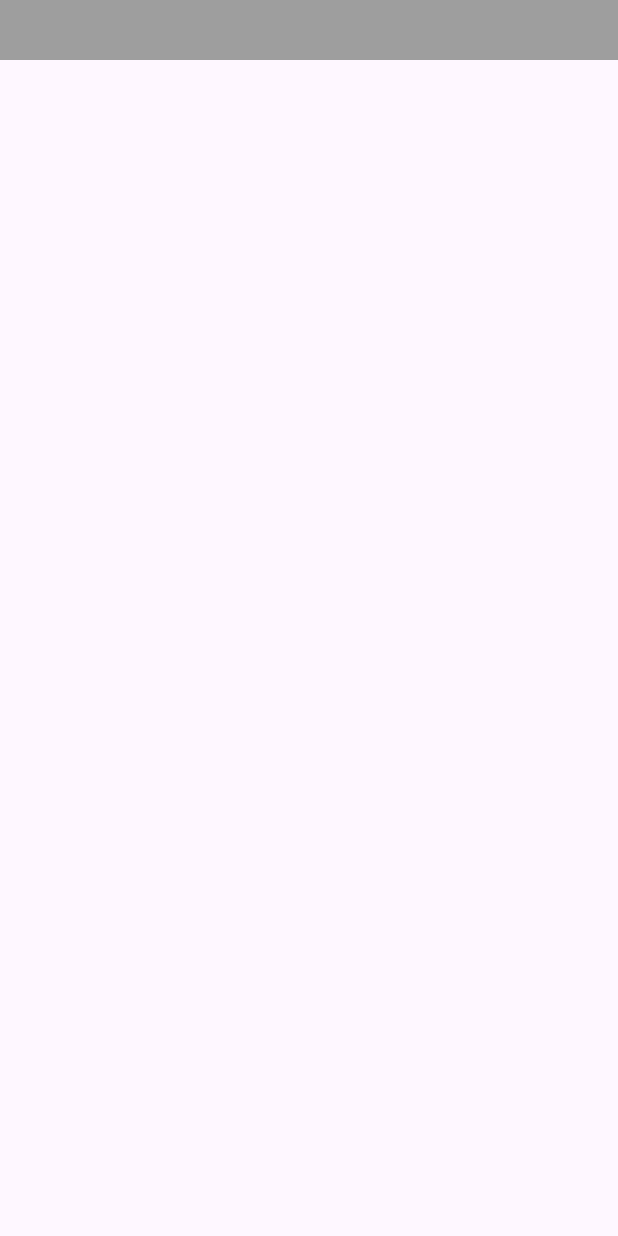
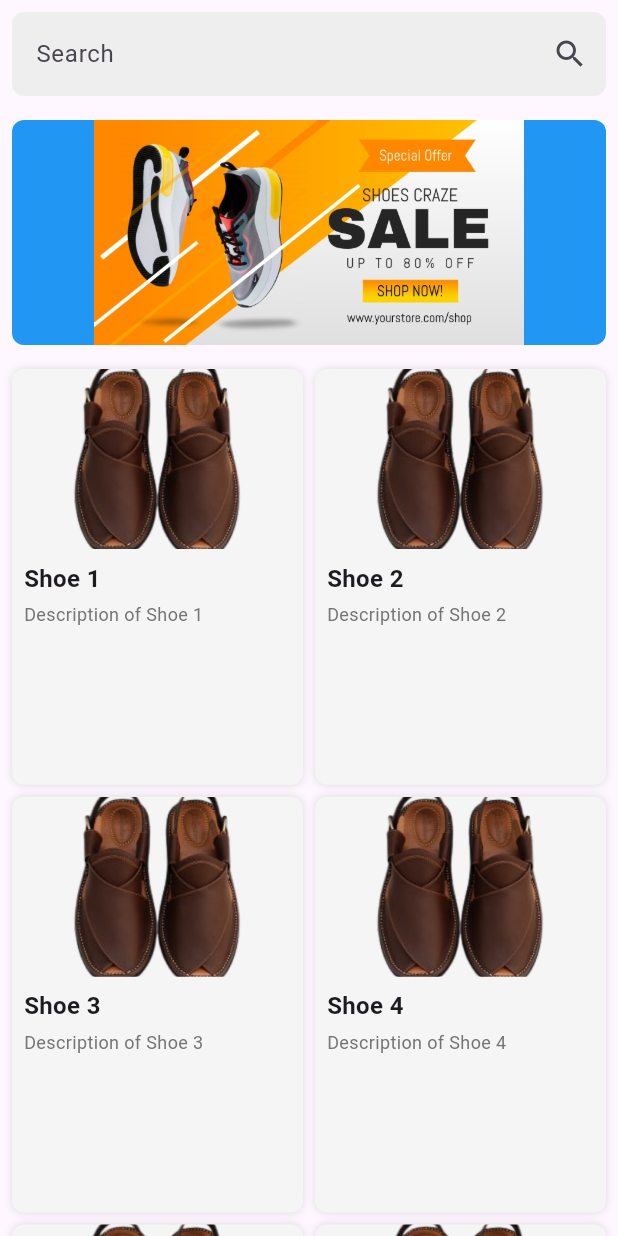
Before and after one commit to Brinda777/walkwise, a Flutter app: the MyHomePage screen opened directly, on a phone screen of 412 x 824 dp. Run offline on Flutter 3.47's test engine with Material 3 defaults, Android fonts, the phone set to English and light mode, and no system bars; our stand-ins replace cached_network_image.

Commit message:
Updated the screens, commit

```diff
--- a/lib/core/utils/asset_provider.dart
+++ b/lib/core/utils/asset_provider.dart
@@ -1,31 +1,13 @@
+import 'package:flutter/material.dart';
+
 import '../constants/constant_path.dart';
 
 class _AssetsImagesGen {
   const _AssetsImagesGen();
 
   String get Logo => '$kImagesPath/Logo.png';
-  String get WalkThrough1 => '$kImagesPath/WalkThrough1.png';
-  String get WalkThrough2 => '$kImagesPath/WalkThrough2.png';
-  String get Product => '$kImagesPath/product.jpeg';
-  String get Baby => '$kImagesPath/baby.png';
-  String get Cosmetics => '$kImagesPath/cosmetics.png';
-  String get MenGromming => '$kImagesPath/men_grooming.png';
-  String get Men => '$kImagesPath/men.png';
-  String get Woman => '$kImagesPath/woman.png';
-  String get Accessory => '$kImagesPath/accessory.png';
-  String get MensApperal => '$kImagesPath/men.jpeg';
-  String get MensGrooming => '$kImagesPath/menproducts.jpeg';
-  String get MensShoe => '$kImagesPath/mensho.jpg';
-  String get MensAccessory => '$kImagesPath/mensAccessories.jpg';
-  String get WomensApperal => '$kImagesPath/women.jpeg';
-  String get WomensAccrssory => '$kImagesPath/women_accoriees.jpeg';
-  String get WomensGrooming => '$kImagesPath/womenproduct.jpeg';
-  String get WomensTraditional => '$kImagesPath/langas.jpg';
-  String get WomensShoe => '$kImagesPath/womenshoe.jpg';
-  String get KidsApperal => '$kImagesPath/kids.jpeg';
-  String get kidsAccrssory => '$kImagesPath/kids_accessoey.jpg';
-  String get kidsToys => '$kImagesPath/toys.jpg';
-  String get kidsShoe => '$kImagesPath/kidsshoe.jpg';
+  String get Shoe => '$kImagesPath/shoe.png';
+  String get Banner => '$kImagesPath/banner.png';
 }
 
 class _AssetsSvgImagesGen {
--- a/lib/main.dart
+++ b/lib/main.dart
@@ -1,5 +1,4 @@
 import 'package:flutter/material.dart';
-import 'package:walkwise/screen/login_screen.dart';
 import 'package:walkwise/screen/splash_screen.dart';
 
 void main() {
--- a/lib/screen/homepage.dart
+++ b/lib/screen/homepage.dart
@@ -1,4 +1,6 @@
+import 'package:cached_network_image/cached_network_image.dart';
 import 'package:flutter/material.dart';
+import 'package:walkwise/core/utils/asset_provider.dart';
 
 class MyHomePage extends StatefulWidget {
   const MyHomePage({super.key});
@@ -7,22 +9,132 @@ class MyHomePage extends StatefulWidget {
   State<MyHomePage> createState() => _MyHomePageState();
 }
 
+class _MyHomePageState extends State<MyHomePage> {
+  final List<Map<String, String>> shoes = [
+    {'name': 'Shoe 1', 'description': 'Description of Shoe 1'},
+    {'name': 'Shoe 2', 'description': 'Description of Shoe 2'},
+    {'name': 'Shoe 3', 'description': 'Description of Shoe 3'},
+    {'name': 'Shoe 4', 'description': 'Description of Shoe 4'},
+    {'name': 'Shoe 5', 'description': 'Description of Shoe 5'},
+    {'name': 'Shoe 6', 'description': 'Description of Shoe 6'},
+    {'name': 'Shoe 7', 'description': 'Description of Shoe 7'},
+    {'name': 'Shoe 8', 'description': 'Description of Shoe 8'},
+    {'name': 'Shoe 9', 'description': 'Description of Shoe 9'},
+    {'name': 'Shoe 10', 'description': 'Description of Shoe 10'},
+    {'name': 'Shoe 11', 'description': 'Description of Shoe 11'},
+    {'name': 'Shoe 12', 'description': 'Description of Shoe 12'},
+  ];
 
-class _MyHomePageState extends State<MyHomePage> {
   @override
   Widget build(BuildContext context) {
     return Scaffold(
-      body: SingleChildScrollView(
-        child: SafeArea(
+      body: SafeArea(
+        child: SingleChildScrollView(
           child: Column(
             children: [
+              // Search Bar
+              Padding(
+                padding: const EdgeInsets.all(8.0),
+                child: TextField(
+                  decoration: InputDecoration(
+                    suffixIcon: Icon(Icons.search),
+                    hintText: 'Search',
+                    border: OutlineInputBorder(
+                      borderRadius: BorderRadius.circular(8),
+                      borderSide: BorderSide.none,
+                    ),
+                    filled: true,
+                    fillColor: Colors.grey[200],
+                  ),
+                ),
+              ),
+              // Banner
               Container(
-                color: Colors.grey,
-                height: 40,
-                child: Row(children: [
+                margin: EdgeInsets.all(8.0),
+                height: 150,
+                width: double.infinity,
+                decoration: BoxDecoration(
+                  color: Colors.blue,
+                  borderRadius: BorderRadius.circular(8),
+                ),
+                child: Center(
+                  child: Image.asset(Assets.images.Banner,fit:BoxFit.fill)
 
-                ],),
-              )
+
+                ),
+              ),
+              // Grid View of Shoes
+              Padding(
+                padding: const EdgeInsets.all(8.0),
+                child: GridView.builder(
+                  shrinkWrap: true,
+                  physics: NeverScrollableScrollPhysics(),
+                  itemCount: shoes.length,
+                  gridDelegate: SliverGridDelegateWithFixedCrossAxisCount(
+                    crossAxisCount: 2,
+                    crossAxisSpacing: 8,
+                    mainAxisSpacing: 8,
+                    childAspectRatio: 0.7,
+                  ),
+                  itemBuilder: (context, index) {
+                    final shoe = shoes[index];
+                    return Container(
+                      height: 130,
+                      decoration: BoxDecoration(
+                        color: Colors.grey[100],
+                        borderRadius: BorderRadius.circular(8),
+                        boxShadow: [
+                          BoxShadow(
+                            color: Colors.black12,
+                            blurRadius: 4,
+                          ),
+                        ],
+                      ),
+                      child: Column(
+                        crossAxisAlignment: CrossAxisAlignment.start,
+                        children: [
+                          Container(
+                            height: 120,
+                            width: double.infinity,
+                            decoration: BoxDecoration(
+                              borderRadius: BorderRadius.vertical(
+                                  top: Radius.circular(8)),
+                              image: DecorationImage(
+                                image: AssetImage(
+                                    Assets.images.Shoe), // Placeholder image
+                                fit: BoxFit.cover,
+                              ),
+                            ),
+                          ),
+                          Padding(
+                            padding: const EdgeInsets.all(8.0),
+                            child: Column(
+                              crossAxisAlignment: CrossAxisAlignment.start,
+                              children: [
+                                Text(
+                                  shoe['name']!,
+                                  style: TextStyle(
+                                    fontSize: 16,
+                                    fontWeight: FontWeight.bold,
+                                  ),
+                                ),
+                                SizedBox(height: 4),
+                                Text(
+                                  shoe['description']!,
+                                  style: TextStyle(
+                                    fontSize: 12,
+                                    color: Colors.grey[600],
+                                  ),
+                                ),
+                              ],
+                            ),
+                          ),
+                        ],
+                      ),
+                    );
+                  },
+                ),
+              ),
             ],
           ),
         ),
--- a/pubspec.yaml
+++ b/pubspec.yaml
@@ -35,6 +35,7 @@ dependencies:
   # The following adds the Cupertino Icons font to your application.
   # Use with the CupertinoIcons class for iOS style icons.
   cupertino_icons: ^1.0.6
+  cached_network_image: ^3.3.1
 
 dev_dependencies:
   flutter_test:
```
Also changed, not shown: assets/images/banner.png (added), assets/images/shoe.png (added), pubspec.lock, 1 other file.
